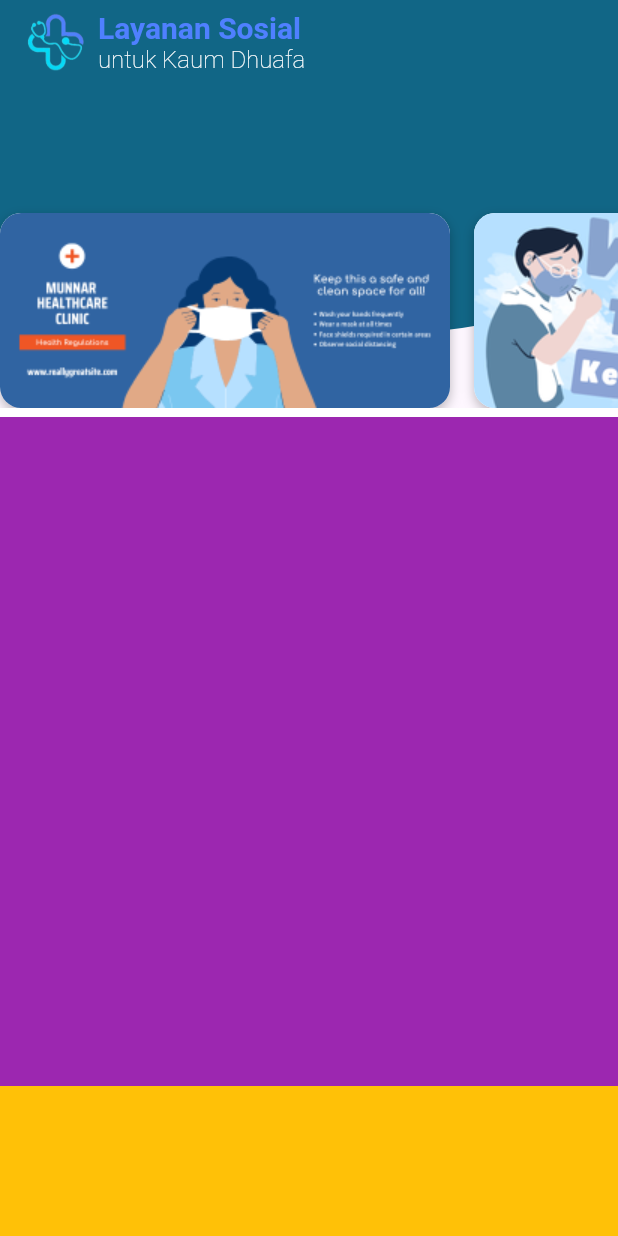
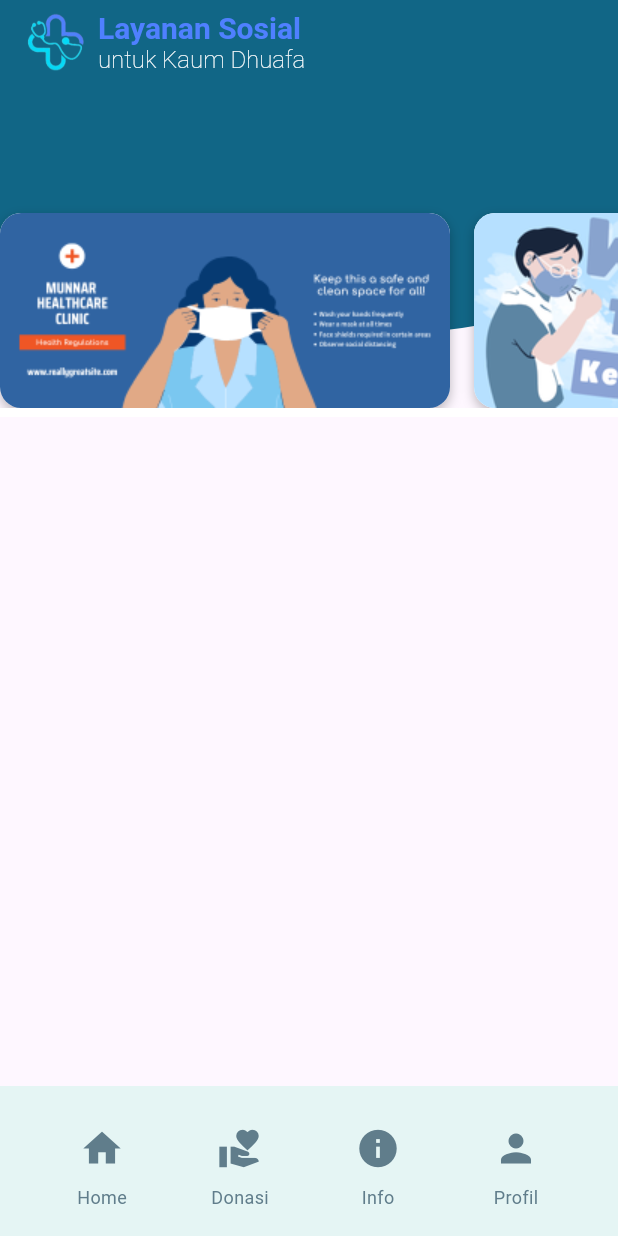
Before and after one commit to nunaprameswari/Layanan_Sosial_untuk_Kaum_Dhuafa, a Flutter app: the screen it shows after launch, on a phone screen of 412 x 824 dp. Run offline on Flutter 3.47's test engine with Material 3 defaults, Android fonts, the phone set to English and light mode, and no system bars; our stand-ins replace google_fonts; Roboto replaces fonts that are missing (Abel, Acme).

Commit message:
penambahan icon navigasi

```diff
--- a/lib/navigation/home.dart
+++ b/lib/navigation/home.dart
@@ -156,15 +156,112 @@ class MyHomePage extends StatelessWidget {
                 Container(height: 6, color: Colors.white),
                 Expanded(
                   child: Container(
-                    color: Colors.purple,
-                    child: Column(children: [
+                    // color: Colors.purple,
+                    child: Column(
+                      children: [
                         // body
-                    Expanded(child: Container(),),
+                        Expanded(child: Container()),
                         // navigation
                         Container(
                           height: 100,
-                      color: Colors.amber,
-                    )
+                          color: Color.fromARGB(75, 168, 240, 218),
+                          child: Row(
+                            mainAxisAlignment: MainAxisAlignment.spaceEvenly,
+                            children: [
+                              Column(
+                                mainAxisAlignment: MainAxisAlignment.center,
+                                children: [
+                                  IconButton(
+                                    onPressed: () {
+                                      Navigator.pushNamed(context, '/home');
+                                    },
+                                    icon: const Icon(
+                                      Icons.home,
+                                      size: 30,
+                                      color: Colors.blueGrey,
+                                    ),
+                                  ),
+                                  const Text(
+                                    'Home',
+                                    style: TextStyle(
+                                      color: Colors.blueGrey,
+                                      fontSize: 12,
+                                    ),
+                                  ),
+                                ],
+                              ),
+
+                              Column(
+                                mainAxisAlignment: MainAxisAlignment.center,
+                                children: [
+                                  IconButton(
+                                    onPressed: () {
+                                      Navigator.pushNamed(context, '/donasi');
+                                    },
+                                    icon: const Icon(
+                                      Icons.volunteer_activism,
+                                      size: 30,
+                                      color: Colors.blueGrey,
+                                    ),
+                                  ),
+                                  const Text(
+                                    'Donasi',
+                                    style: TextStyle(
+                                      color: Colors.blueGrey,
+                                      fontSize: 12,
+                                    ),
+                                  ),
+                                ],
+                              ),
+
+                              Column(
+                                mainAxisAlignment: MainAxisAlignment.center,
+                                children: [
+                                  IconButton(
+                                    onPressed: () {
+                                      Navigator.pushNamed(context, '/info');
+                                    },
+                                    icon: const Icon(
+                                      Icons.info,
+                                      size: 30,
+                                      color: Colors.blueGrey,
+                                    ),
+                                  ),
+                                  const Text(
+                                    'Info',
+                                    style: TextStyle(
+                                      color: Colors.blueGrey,
+                                      fontSize: 12,
+                                    ),
+                                  ),
+                                ],
+                              ),
+
+                              Column(
+                                mainAxisAlignment: MainAxisAlignment.center,
+                                children: [
+                                  IconButton(
+                                    onPressed: () {
+                                      Navigator.pushNamed(context, '/profil');
+                                    },
+                                    icon: const Icon(
+                                      Icons.person,
+                                      size: 30,
+                                      color: Colors.blueGrey,
+                                    ),
+                                  ),
+                                  const Text(
+                                    'Profil',
+                                    style: TextStyle(
+                                      color: Colors.blueGrey,
+                                      fontSize: 12,
+                                    ),
+                                  ),
+                                ],
+                              ),
+                            ],
+                          ),
+                        ),
                       ],
                     ),
                   ),
```
Lines whose indentation alone changed are shown as unchanged.
